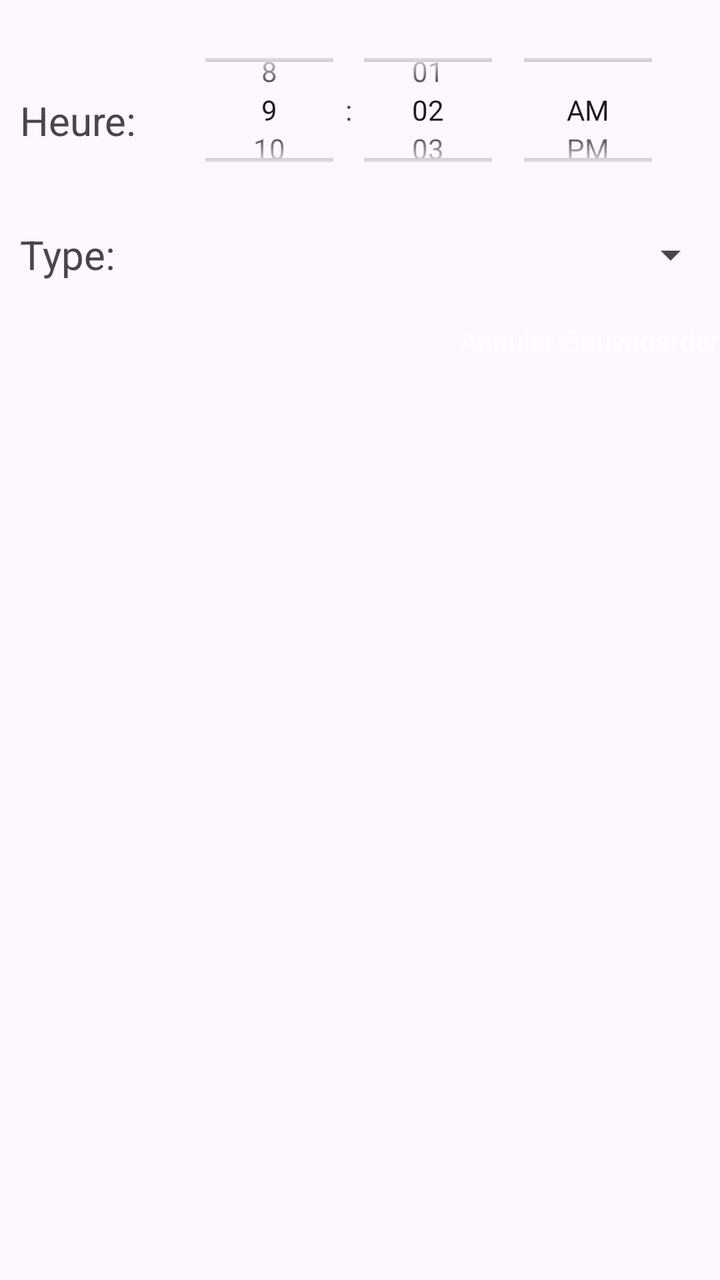
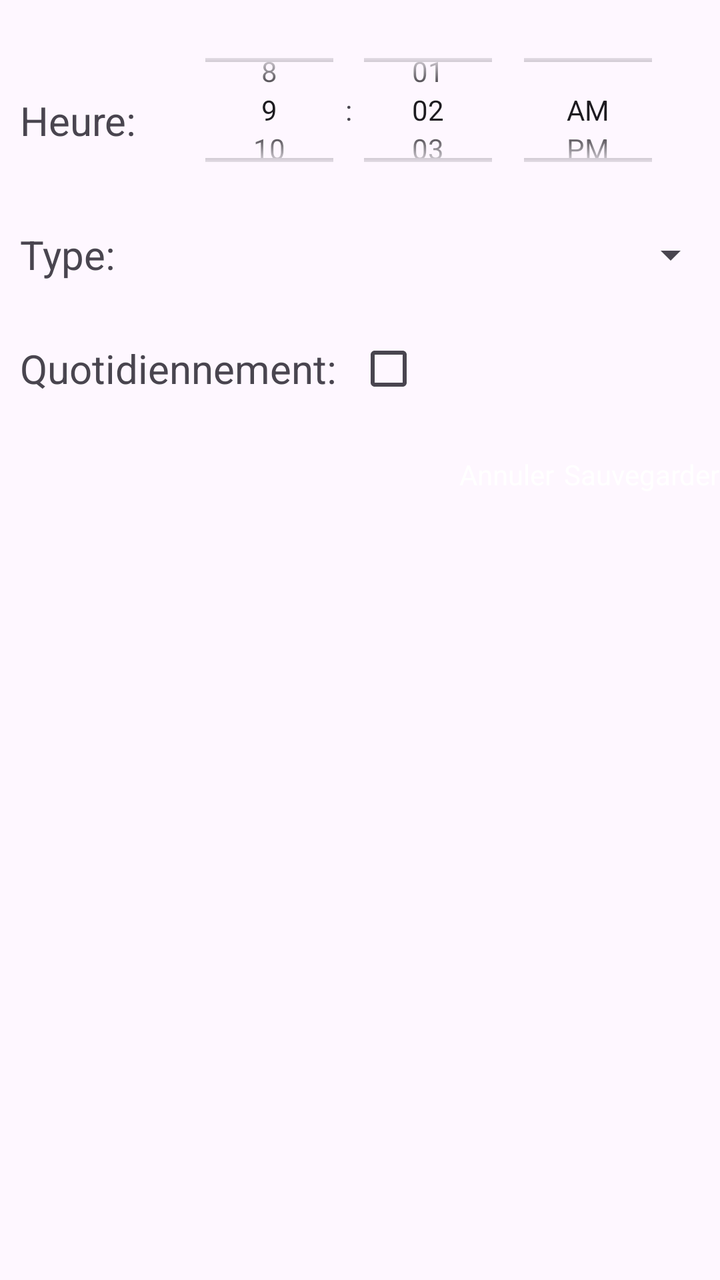

Screens rendered from an Android XML layout before and after an edit, with the pre-edit source and the edit as a unified diff.
<!-- AndroidManifest.xml: application theme Theme.ObjetConnecteApplication -->
<!-- res/layout/dialog_horaire_ajouter.xml -->
<?xml version="1.0" encoding="utf-8"?>
<androidx.constraintlayout.widget.ConstraintLayout xmlns:android="http://schemas.android.com/apk/res/android"
    xmlns:app="http://schemas.android.com/apk/res-auto"
    xmlns:tools="http://schemas.android.com/tools"
    android:layout_width="match_parent"
    android:layout_height="match_parent">

    <TextView
        android:id="@+id/tv_heure_horaire"
        android:layout_width="wrap_content"
        android:layout_height="wrap_content"
        android:layout_marginStart="10dp"
        android:layout_marginTop="10dp"
        android:text="Heure:"
        android:textSize="20sp"
        app:layout_constraintBottom_toBottomOf="@+id/time_picker_horaire"
        app:layout_constraintStart_toStartOf="parent"
        app:layout_constraintTop_toTopOf="@+id/time_picker_horaire" />

    <TextView
        android:id="@+id/tv_type_horaire"
        android:layout_width="wrap_content"
        android:layout_height="wrap_content"
        android:layout_marginTop="40dp"
        android:text="Type:"
        android:textSize="20sp"
        app:layout_constraintStart_toStartOf="@+id/tv_heure_horaire"
        app:layout_constraintTop_toBottomOf="@+id/tv_heure_horaire" />

    <Button
        android:id="@+id/btn_sauvegarder_horaire"
        android:layout_width="wrap_content"
        android:layout_height="wrap_content"
        android:text="Sauvegarder"
        app:layout_constraintEnd_toEndOf="parent"
        app:layout_constraintTop_toTopOf="@+id/btn_cancel_horaire" />

    <Button
        android:id="@+id/btn_cancel_horaire"
        android:layout_width="wrap_content"
        android:layout_height="wrap_content"
        android:layout_marginTop="20dp"
        android:layout_marginEnd="5dp"
        android:text="Annuler"
        app:layout_constraintEnd_toStartOf="@+id/btn_sauvegarder_horaire"
        app:layout_constraintTop_toBottomOf="@+id/tv_type_horaire" />

    <TimePicker
        android:id="@+id/time_picker_horaire"
        android:layout_width="290dp"
        android:layout_height="90dp"
        android:layout_marginTop="10dp"
        android:timePickerMode="spinner"
        app:layout_constraintEnd_toEndOf="parent"
        app:layout_constraintStart_toEndOf="@+id/tv_heure_horaire"
        app:layout_constraintTop_toTopOf="parent" />

    <Spinner
        android:id="@+id/spinner_horaire_type"
        android:layout_width="0dp"
        android:layout_height="40dp"
        app:layout_constraintBottom_toBottomOf="@+id/tv_type_horaire"
        app:layout_constraintEnd_toEndOf="@+id/time_picker_horaire"
        app:layout_constraintStart_toStartOf="@+id/time_picker_horaire"
        app:layout_constraintTop_toTopOf="@+id/tv_type_horaire" />

</androidx.constraintlayout.widget.ConstraintLayout>
<!-- resources referenced by this layout -->
<resources>
  <style name="Theme.ObjetConnecteApplication" parent="Base.Theme.ObjetConnecteApplication" />
  <style name="Base.Theme.ObjetConnecteApplication" parent="Theme.Material3.DayNight.NoActionBar">
          
          <item name="colorPrimary">@color/colorPrimary</item> 
          <item name="colorOnPrimary">@color/colorOnPrimary</item> 
  
          <item name="colorSecondary">@color/colorSecondary</item> 
          <item name="colorOnSecondary">@color/colorOnSecondary</item> 
  
          
          <item name="buttonStyle">@style/ButtonStyle</item>
      </style>
  <color name="colorPrimary">#6200EE</color>
  <color name="colorOnPrimary">#FFFFFF</color>
  <color name="colorSecondary">#03DAC6</color>
  <color name="colorOnSecondary">#000000</color>
  <style name="ButtonStyle">
          <item name="android:backgroundTint">@color/colorButtonBackground</item>
          <item name="android:textColor">@color/colorButtonText</item>
      </style>
  <color name="colorButtonBackground">#FF6200</color>
  <color name="colorButtonText">#FFFFFF</color>
</resources>

<!-- the commit's change to res/layout/dialog_horaire_ajouter.xml (unified diff, before → after) -->
@@ -27,6 +27,16 @@
         app:layout_constraintStart_toStartOf="@+id/tv_heure_horaire"
         app:layout_constraintTop_toBottomOf="@+id/tv_heure_horaire" />
 
+    <TextView
+        android:id="@+id/tv_quotidiennement_horaire"
+        android:layout_width="wrap_content"
+        android:layout_height="wrap_content"
+        android:layout_marginTop="30dp"
+        android:text="Quotidiennement:"
+        android:textSize="20sp"
+        app:layout_constraintStart_toStartOf="@+id/tv_type_horaire"
+        app:layout_constraintTop_toBottomOf="@+id/tv_type_horaire" />
+
     <Button
         android:id="@+id/btn_sauvegarder_horaire"
         android:layout_width="wrap_content"
@@ -39,11 +49,11 @@
         android:id="@+id/btn_cancel_horaire"
         android:layout_width="wrap_content"
         android:layout_height="wrap_content"
-        android:layout_marginTop="20dp"
+        android:layout_marginTop="30dp"
         android:layout_marginEnd="5dp"
         android:text="Annuler"
         app:layout_constraintEnd_toStartOf="@+id/btn_sauvegarder_horaire"
-        app:layout_constraintTop_toBottomOf="@+id/tv_type_horaire" />
+        app:layout_constraintTop_toBottomOf="@+id/tv_quotidiennement_horaire" />
 
     <TimePicker
         android:id="@+id/time_picker_horaire"
@@ -64,4 +74,13 @@
         app:layout_constraintStart_toStartOf="@+id/time_picker_horaire"
         app:layout_constraintTop_toTopOf="@+id/tv_type_horaire" />
 
+    <CheckBox
+        android:id="@+id/check_quotidiennement"
+        android:layout_width="47dp"
+        android:layout_height="42dp"
+        android:layout_marginStart="10dp"
+        app:layout_constraintBottom_toBottomOf="@+id/tv_quotidiennement_horaire"
+        app:layout_constraintStart_toEndOf="@+id/tv_quotidiennement_horaire"
+        app:layout_constraintTop_toTopOf="@+id/tv_quotidiennement_horaire" />
+
 </androidx.constraintlayout.widget.ConstraintLayout>
